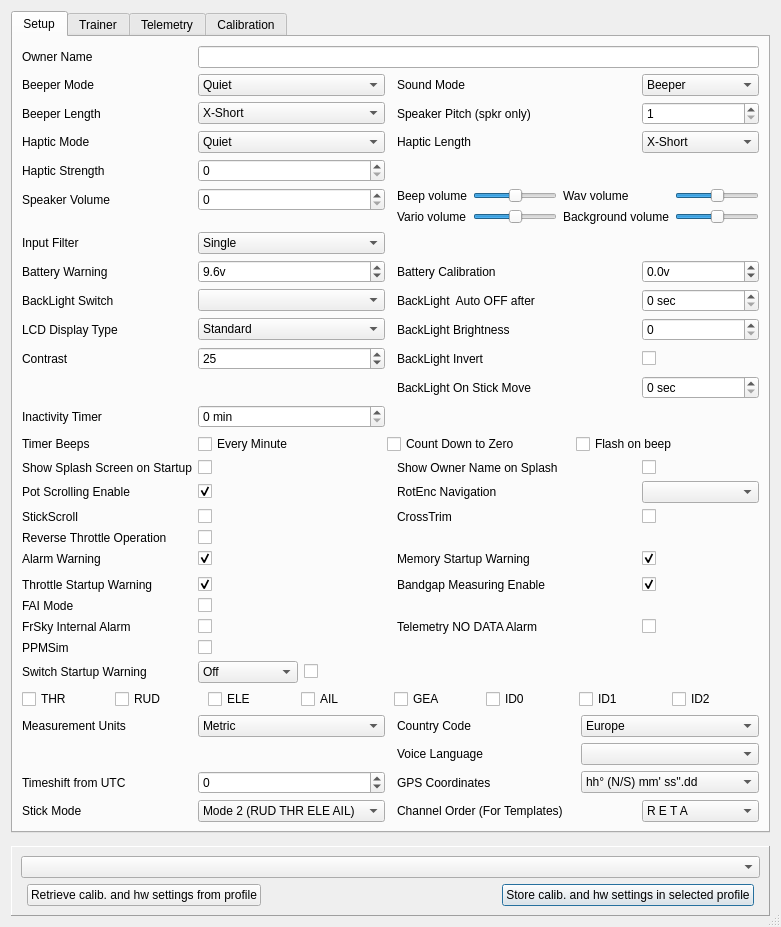
Above: src/generaledit.ui from roberto1903/companion9x before the change. Below: the same form after it.
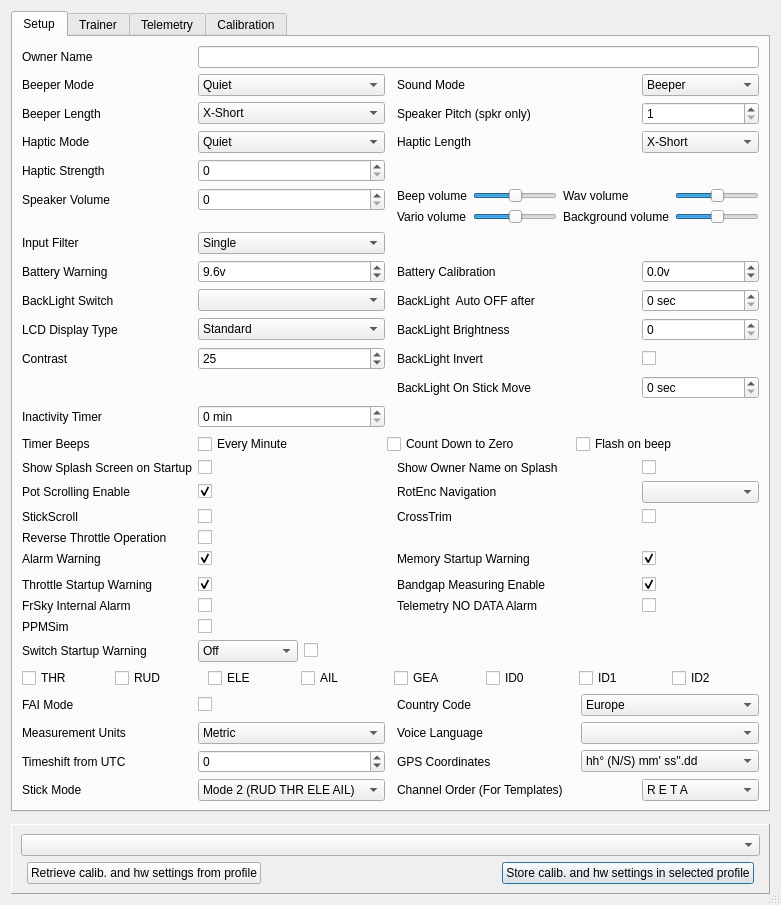
That is the form after the change. Icons and pictures are not drawn.

Diff of the .ui file:
```diff
--- a/src/generaledit.ui
+++ b/src/generaledit.ui
@@ -7,7 +7,7 @@
     <x>0</x>
     <y>0</y>
     <width>781</width>
-    <height>927</height>
+    <height>902</height>
    </rect>
   </property>
   <property name="sizePolicy">
@@ -191,13 +191,6 @@
          </property>
         </widget>
        </item>
-       <item row="34" column="0">
-        <widget class="QLabel" name="label_faimode">
-         <property name="text">
-          <string>FAI Mode</string>
-         </property>
-        </widget>
-       </item>
        <item row="25" column="5">
         <widget class="QComboBox" name="re_CB"/>
        </item>
@@ -765,13 +758,6 @@
          </property>
         </widget>
        </item>
-       <item row="42" column="0">
-        <widget class="QLabel" name="units_label">
-         <property name="text">
-          <string>Measurement Units</string>
-         </property>
-        </widget>
-       </item>
        <item row="29" column="0">
         <widget class="QLabel" name="label_thrrev">
          <property name="text">
@@ -1066,16 +1052,6 @@
          </item>
         </layout>
        </item>
-       <item row="34" column="1" colspan="2">
-        <widget class="QCheckBox" name="faimode_CB">
-         <property name="toolTip">
-          <string>If you enable FAI, you loose the vario, the play functions, the telemetry screen. This function cannot be disabled by the radio.</string>
-         </property>
-         <property name="text">
-          <string/>
-         </property>
-        </widget>
-       </item>
        <item row="35" column="1" colspan="2">
         <widget class="QCheckBox" name="frskyintalarmChkB">
          <property name="text">
@@ -1235,20 +1211,6 @@
          </item>
         </layout>
        </item>
-       <item row="42" column="1">
-        <widget class="QComboBox" name="units_CB">
-         <item>
-          <property name="text">
-           <string>Metric</string>
-          </property>
-         </item>
-         <item>
-          <property name="text">
-           <string>Imperial</string>
-          </property>
-         </item>
-        </widget>
-       </item>
        <item row="47" column="1">
         <widget class="QSpinBox" name="timezoneSB">
          <property name="minimum">
@@ -1682,6 +1644,44 @@
          </item>
         </layout>
        </item>
+       <item row="45" column="0">
+        <widget class="QLabel" name="units_label">
+         <property name="text">
+          <string>Measurement Units</string>
+         </property>
+        </widget>
+       </item>
+       <item row="45" column="1">
+        <widget class="QComboBox" name="units_CB">
+         <item>
+          <property name="text">
+           <string>Metric</string>
+          </property>
+         </item>
+         <item>
+          <property name="text">
+           <string>Imperial</string>
+          </property>
+         </item>
+        </widget>
+       </item>
+       <item row="42" column="0">
+        <widget class="QLabel" name="label_faimode">
+         <property name="text">
+          <string>FAI Mode</string>
+         </property>
+        </widget>
+       </item>
+       <item row="42" column="1">
+        <widget class="QCheckBox" name="faimode_CB">
+         <property name="toolTip">
+          <string>If you enable FAI, you loose the vario, the play functions, the telemetry screen. This function cannot be disabled by the radio.</string>
+         </property>
+         <property name="text">
+          <string/>
+         </property>
+        </widget>
+       </item>
       </layout>
      </widget>
      <widget class="QWidget" name="tabTrainer">
```
Left out of the diff: 2 changed lines with no effect on the pictures.
